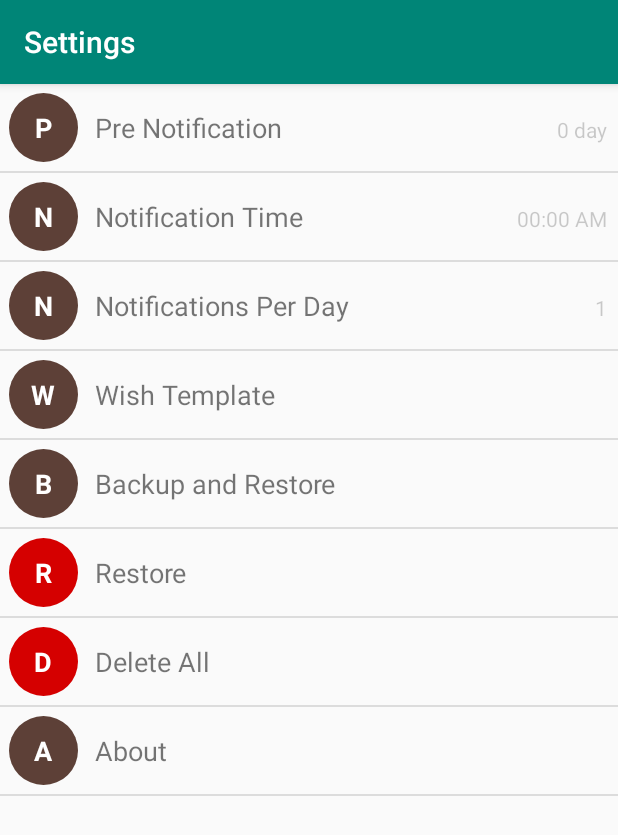
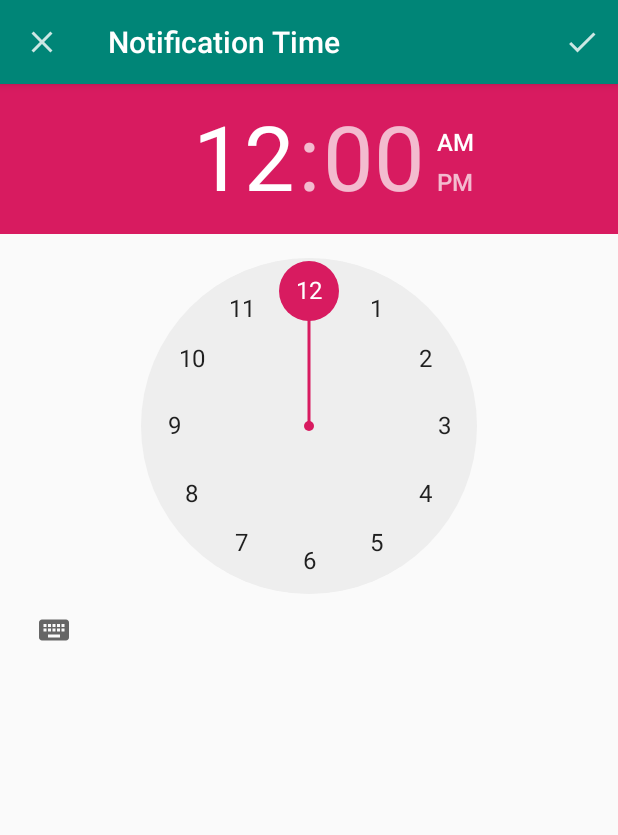
Before and after one commit to antandbuffalo/BirthdayReminderV2, an Android app: the Settings screen opened directly, with no data from a screen before it, after a tap on an icon or button, on a phone screen of 412 x 824 dp. Shown: the top 835 px of the screen. Run offline under Robolectric (Android 15) with nearby library versions, the phone set to English and light mode, and no system bars; our stand-ins replace AdMob.

Commit message:
notification time added

```diff
--- a/app/src/main/AndroidManifest.xml
+++ b/app/src/main/AndroidManifest.xml
@@ -19,8 +19,14 @@
             android:label="Pre Notification"
             android:theme="@style/AppTheme.NoActionBar" />
         <activity
+            android:name=".notificationtime.NotificationTime"
+            android:label="Notification Time"
+            android:theme="@style/AppTheme.NoActionBar" />
+
+        <activity
             android:name=".addnew.AddNew"
             android:label="Add New"
+            android:windowSoftInputMode="adjustPan"
             android:theme="@style/AppTheme.NoActionBar" />
         <activity
             android:name=".MainActivity"
--- a/app/src/main/java/com/antandbuffalo/birthdayreminder/MainActivity.java
+++ b/app/src/main/java/com/antandbuffalo/birthdayreminder/MainActivity.java
@@ -55,6 +55,8 @@ public class MainActivity extends AppCompatActivity {
         Toolbar toolbar = findViewById(R.id.toolbar);
         setSupportActionBar(toolbar);
 
+        initValues();
+
         FloatingActionButton fab = findViewById(R.id.fab);
         fab.setOnClickListener(new View.OnClickListener() {
             @Override
@@ -67,8 +69,7 @@ public class MainActivity extends AppCompatActivity {
             }
         });
 
-        initValues();
-        // Util.copyFromAssetFileToDatabase("cse.txt");
+        Util.copyFromAssetFileToDatabase("cse.txt");
 
         upcomingListAdapter = new UpcomingListAdapter();
         //http://stackoverflow.com/questions/6495898/findviewbyid-in-fragment
--- /dev/null
+++ b/app/src/main/java/com/antandbuffalo/birthdayreminder/notificationtime/NotificationTime.java
@@ -0,0 +1,117 @@
+package com.antandbuffalo.birthdayreminder.notificationtime;
+
+import android.app.Activity;
+import android.app.AlarmManager;
+import android.content.Context;
+import android.content.Intent;
+import android.content.SharedPreferences;
+import android.os.Build;
+import android.os.Bundle;
+import android.util.Log;
+import android.view.Menu;
+import android.view.MenuItem;
+import android.view.View;
+import android.widget.ImageButton;
+import android.widget.TimePicker;
+import android.widget.Toast;
+
+import androidx.appcompat.app.AppCompatActivity;
+import androidx.appcompat.widget.Toolbar;
+
+import com.antandbuffalo.birthdayreminder.R;
+import com.antandbuffalo.birthdayreminder.utilities.Constants;
+import com.antandbuffalo.birthdayreminder.utilities.Storage;
+import com.antandbuffalo.birthdayreminder.utilities.Util;
+import com.google.android.gms.ads.AdRequest;
+import com.google.android.gms.ads.AdView;
+
+public class NotificationTime extends AppCompatActivity {
+    Intent intent;
+    boolean is24HourFormat;
+
+    @Override
+    protected void onCreate(Bundle savedInstanceState) {
+        super.onCreate(savedInstanceState);
+        setContentView(R.layout.notification_time);
+
+        Toolbar toolbar = findViewById(R.id.toolbar);
+        setSupportActionBar(toolbar);
+        getSupportActionBar().setHomeAsUpIndicator(R.drawable.ic_close_white);
+        getSupportActionBar().setDisplayHomeAsUpEnabled(true);
+
+        intent = new Intent();
+
+        TimePicker picker=(TimePicker)findViewById(R.id.notificationTimePicker);
+        is24HourFormat = android.text.format.DateFormat.is24HourFormat(this);
+        picker.setIs24HourView(is24HourFormat);
+
+        populateInitialValues(picker, Util.getSharedPreference().getInt(Constants.PREFERENCE_NOTIFICATION_TIME_HOURS, 0), Util.getSharedPreference().getInt(Constants.PREFERENCE_NOTIFICATION_TIME_MINUTES, 0), is24HourFormat);
+
+        loadAd();
+    }
+
+    @Override
+    public boolean onCreateOptionsMenu(Menu menu) {
+        getMenuInflater().inflate(R.menu.menu_done, menu);
+        return true;
+    }
+
+    @Override
+    public boolean onOptionsItemSelected(MenuItem item) {
+        Log.d("BRJB", item.getItemId() + "");
+        int id = item.getItemId();
+        if (id == R.id.action_menu_done) {
+            saveNotificationTime();
+        }
+        else if(id == android.R.id.home) {
+            Log.d("BRJB", item.getItemId() + " : back");
+            setResult(RESULT_CANCELED, intent);
+        }
+        finish();
+        return true;
+    }
+
+    public void saveNotificationTime() {
+        TimePicker picker=(TimePicker)findViewById(R.id.notificationTimePicker);
+        int hour, minute;
+        if (Build.VERSION.SDK_INT >= 23 ){
+            hour = picker.getHour();
+            minute = picker.getMinute();
+        }
+        else{
+            hour = picker.getCurrentHour();
+            minute = picker.getCurrentMinute();
+        }
+        AlarmManager alarmManager = (AlarmManager) getSystemService(Context.ALARM_SERVICE);
+        int frequency = Storage.getNotificationFrequency(Util.getSharedPreference());
+        Util.setRepeatingAlarm(getApplicationContext(), alarmManager, hour, minute, frequency);
+
+        SharedPreferences.Editor editor = Util.getSharedPreference().edit();
+        editor.putInt(Constants.PREFERENCE_NOTIFICATION_TIME_HOURS, hour);
+        editor.putInt(Constants.PREFERENCE_NOTIFICATION_TIME_MINUTES, minute);
+        editor.commit();
+        Toast toast = Toast.makeText(getApplicationContext(), "Notification Time updated successfully", Toast.LENGTH_SHORT);
+        toast.show();
+        setResult(RESULT_OK, intent);
+        finish();
+    }
+
+    public void populateInitialValues(TimePicker timePicker, int hours, int minutes, boolean is24Hours) {
+        if (Build.VERSION.SDK_INT >= 23 ){
+            timePicker.setHour(hours);
+            timePicker.setMinute(minutes);
+        }
+        else {
+            timePicker.setCurrentHour(hours);
+            timePicker.setCurrentMinute(minutes);
+        }
+        timePicker.setIs24HourView(is24Hours);
+    }
+
+    public void loadAd() {
+        AdView adView = findViewById(R.id.adView);
+        AdRequest adRequest = new AdRequest.Builder().build();
+        adView.loadAd(adRequest);
+    }
+
+}
--- a/app/src/main/java/com/antandbuffalo/birthdayreminder/settings/Settings.java
+++ b/app/src/main/java/com/antandbuffalo/birthdayreminder/settings/Settings.java
@@ -3,6 +3,7 @@ package com.antandbuffalo.birthdayreminder.settings;
 import androidx.appcompat.app.AppCompatActivity;
 
 import android.app.AlertDialog;
+import android.app.Notification;
 import android.content.DialogInterface;
 import android.content.Intent;
 import android.os.Bundle;
@@ -16,6 +17,7 @@ import com.antandbuffalo.birthdayreminder.backup.Backup;
 import com.antandbuffalo.birthdayreminder.database.DateOfBirthDBHelper;
 import com.antandbuffalo.birthdayreminder.models.DateOfBirth;
 import com.antandbuffalo.birthdayreminder.models.SettingsModel;
+import com.antandbuffalo.birthdayreminder.notificationtime.NotificationTime;
 import com.antandbuffalo.birthdayreminder.prenotification.PreNotification;
 import com.antandbuffalo.birthdayreminder.utilities.Constants;
 import com.antandbuffalo.birthdayreminder.utilities.DataHolder;
@@ -48,6 +50,10 @@ public class Settings extends AppCompatActivity {
                     Intent intent = new Intent(view.getContext(), Backup.class);
                     startActivityForResult(intent, Constants.REFRESH_SETTINGS);
                 }
+                else if (selectedOption.getKey().equalsIgnoreCase(Constants.SETTINGS_NOTIFICATION_TIME)) {
+                    Intent intent = new Intent(view.getContext(), NotificationTime.class);
+                    startActivityForResult(intent, Constants.REFRESH_SETTINGS);
+                }
                 else if (selectedOption.getKey().equalsIgnoreCase(Constants.SETTINGS_DELETE_ALL)) {
                     //put confirmation here
                     new AlertDialog.Builder(Settings.this)
--- a/app/src/main/java/com/antandbuffalo/birthdayreminder/utilities/Util.java
+++ b/app/src/main/java/com/antandbuffalo/birthdayreminder/utilities/Util.java
@@ -165,7 +165,7 @@ public class Util {
 
     public static String getStringFromDate(Date date, String dateFormat) {
         if(date == null || dateFormat == null) {
-            return null;
+            return "";
         }
         SimpleDateFormat dateFormater = new SimpleDateFormat(dateFormat, Locale.getDefault());
         return dateFormater.format(date);
--- a/app/src/main/res/layout/activity_main.xml
+++ b/app/src/main/res/layout/activity_main.xml
@@ -28,6 +28,6 @@
         android:layout_height="wrap_content"
         android:layout_gravity="bottom|end"
         android:layout_margin="@dimen/fab_margin"
-        app:srcCompat="@android:drawable/ic_input_add" />
+        app:srcCompat="@drawable/ic_add_white" />
 
 </androidx.coordinatorlayout.widget.CoordinatorLayout>
--- a/app/src/main/res/layout/add_new.xml
+++ b/app/src/main/res/layout/add_new.xml
@@ -99,7 +99,9 @@
         android:layout_height="wrap_content"
         android:layout_below="@+id/textView5"
         android:layout_alignStart="@+id/personName"
+        android:layout_marginStart="10dp"
         android:layout_marginTop="30dp"
+        android:layout_marginEnd="10dp"
         android:background="@color/switch_thumb_normal_material_light"
         app:layout_constraintEnd_toEndOf="parent"
         app:layout_constraintStart_toStartOf="parent"
--- /dev/null
+++ b/app/src/main/res/layout/notification_time.xml
@@ -0,0 +1,53 @@
+<?xml version="1.0" encoding="utf-8"?>
+<androidx.constraintlayout.widget.ConstraintLayout xmlns:android="http://schemas.android.com/apk/res/android"
+    xmlns:app="http://schemas.android.com/apk/res-auto"
+    xmlns:tools="http://schemas.android.com/tools"
+    android:layout_width="match_parent"
+    android:layout_height="match_parent"
+    android:paddingBottom="0dp"
+    android:paddingTop="0dp"
+    tools:context=".notificationtime.NotificationTime">
+
+    <com.google.android.material.appbar.AppBarLayout
+        android:id="@+id/appBarLayout"
+        android:layout_width="match_parent"
+        android:layout_height="wrap_content"
+        android:theme="@style/AppTheme.AppBarOverlay"
+        app:layout_constraintEnd_toEndOf="parent"
+        app:layout_constraintStart_toStartOf="parent"
+        app:layout_constraintTop_toTopOf="parent">
+
+        <androidx.appcompat.widget.Toolbar
+            android:id="@+id/toolbar"
+            android:layout_width="match_parent"
+            android:layout_height="?attr/actionBarSize"
+            android:background="?attr/colorPrimary"
+            app:popupTheme="@style/AppTheme.PopupOverlay" />
+
+    </com.google.android.material.appbar.AppBarLayout>
+
+    <TimePicker
+        android:id="@+id/notificationTimePicker"
+        android:layout_width="wrap_content"
+        android:layout_height="wrap_content"
+        android:theme="@style/AppTheme"
+        android:timePickerMode="clock"
+        app:layout_constraintEnd_toEndOf="parent"
+        app:layout_constraintStart_toStartOf="parent"
+        app:layout_constraintTop_toBottomOf="@+id/appBarLayout" />
+
+
+    <com.google.android.gms.ads.AdView xmlns:ads="http://schemas.android.com/apk/res-auto"
+        android:id="@+id/adView"
+        android:layout_width="0dp"
+        android:layout_height="50dp"
+        android:layout_alignParentBottom="true"
+        android:layout_centerHorizontal="true"
+        android:background="#00D33636"
+        ads:adSize="BANNER"
+        ads:adUnitId="@string/ad_notificationtime"
+        ads:layout_constraintBottom_toBottomOf="parent"
+        ads:layout_constraintEnd_toEndOf="parent"
+        ads:layout_constraintStart_toStartOf="parent"></com.google.android.gms.ads.AdView>
+
+</androidx.constraintlayout.widget.ConstraintLayout>
```
Also changed, not shown: app/src/main/java/com/antandbuffalo/birthdayreminder/backup/Backup.java (+64 -36 lines), app/src/main/java/com/antandbuffalo/birthdayreminder/prenotification/PreNotification.java (+8 -36 lines), app/src/main/res/drawable-anydpi/ic_add_white.xml (added, +11 -0 lines), app/src/main/res/layout/backup.xml (+29 -24 lines), app/src/main/res/layout/pre_notificaion.xml (+1 -40 lines), app/src/main/res/drawable-hdpi/ic_add_white.png (added), app/src/main/res/drawable-mdpi/ic_add_white.png (added), app/src/main/res/drawable-xhdpi/ic_add_white.png (added), app/src/main/res/drawable-xxhdpi/ic_add_white.png (added).
